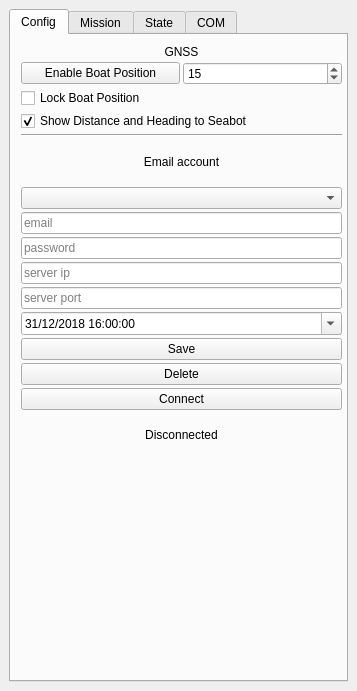
The window that tools/qgis/seabot/seabot_dockwidget_base.ui (ThomasLeMezo/seabot) describes before a commit, drawn with Qt 5.
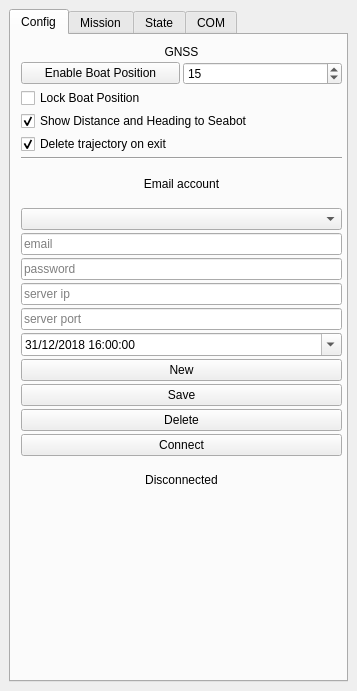
The same window after the commit. The open tabs and pages were chosen to show the change.

```diff
--- a/tools/qgis/seabot/seabot_dockwidget_base.ui
+++ b/tools/qgis/seabot/seabot_dockwidget_base.ui
@@ -99,10 +99,10 @@
           <x>10</x>
           <y>10</y>
           <width>321</width>
-          <height>411</height>
+          <height>455</height>
          </rect>
         </property>
-        <layout class="QVBoxLayout" name="verticalLayout_2" stretch="1,0,0,0,0,0,0,0,0,0,0,0,0,0,0,0">
+        <layout class="QVBoxLayout" name="verticalLayout_2" stretch="1,0,0,0,0,0,0,0,0,0,0,0,0,0,0,0,0,0">
          <property name="spacing">
           <number>3</number>
          </property>
@@ -217,6 +217,16 @@
            </property>
           </widget>
          </item>
+         <item>
+          <widget class="QCheckBox" name="checkBox_gnss_delete">
+           <property name="text">
+            <string>Delete trajectory on exit</string>
+           </property>
+           <property name="checked">
+            <bool>true</bool>
+           </property>
+          </widget>
+         </item>
          <item>
           <widget class="Line" name="line_2">
            <property name="orientation">
@@ -334,6 +344,13 @@
            </property>
           </widget>
          </item>
+         <item>
+          <widget class="QPushButton" name="pushButton_server_new">
+           <property name="text">
+            <string>New</string>
+           </property>
+          </widget>
+         </item>
          <item>
           <widget class="QPushButton" name="pushButton_server_save">
            <property name="text">
```
Left out of the diff: 2 changed lines with no effect on the pictures.
